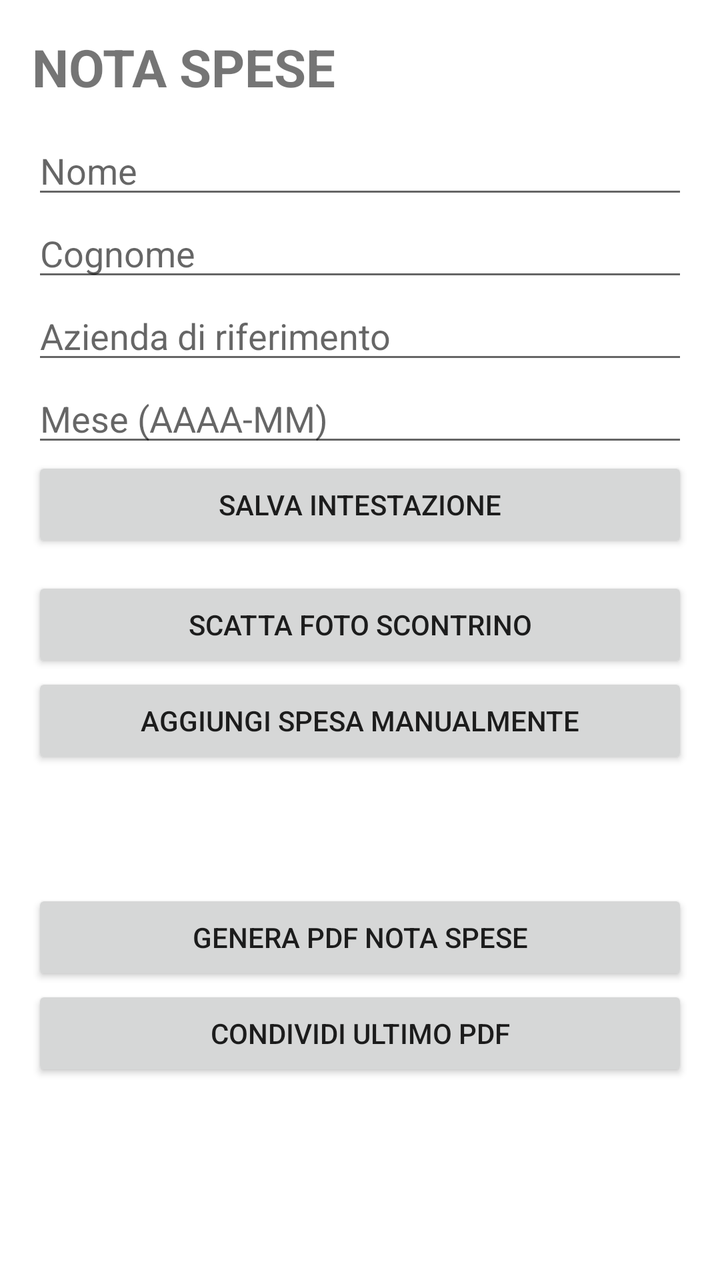
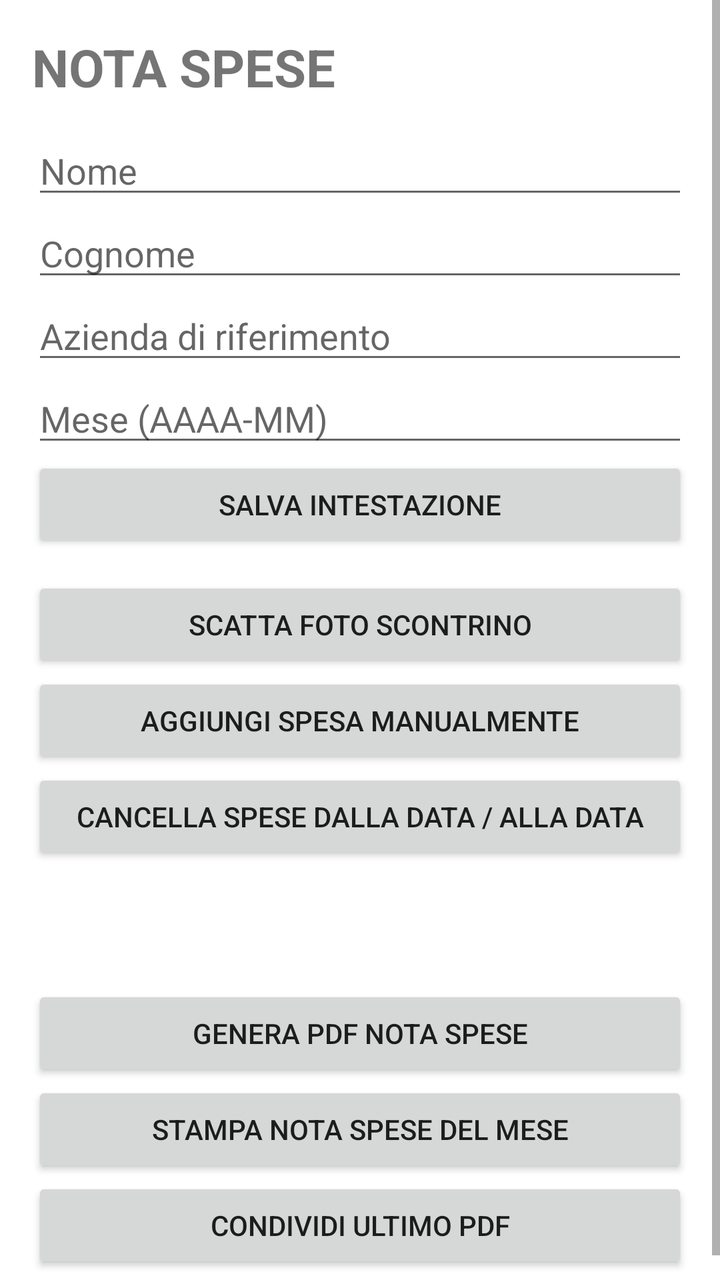

Compare the two renders of this Android layout. The source of the first and the diff that turns it into the second are given below.
<!-- AndroidManifest.xml: application theme Theme.NotaSpese -->
<!-- res/layout/activity_main.xml -->
<?xml version="1.0" encoding="utf-8"?>
<ScrollView xmlns:android="http://schemas.android.com/apk/res/android"
    android:layout_width="match_parent"
    android:layout_height="match_parent">
    <LinearLayout
        android:layout_width="match_parent"
        android:layout_height="wrap_content"
        android:orientation="vertical"
        android:padding="16dp">

        <TextView android:layout_width="wrap_content" android:layout_height="wrap_content"
            android:text="NOTA SPESE" android:textStyle="bold" android:textSize="26sp"
            android:layout_marginBottom="12dp"/>

        <EditText android:id="@+id/etNome" android:layout_width="match_parent"
            android:layout_height="wrap_content" android:hint="Nome"/>
        <EditText android:id="@+id/etCognome" android:layout_width="match_parent"
            android:layout_height="wrap_content" android:hint="Cognome"/>
        <EditText android:id="@+id/etAzienda" android:layout_width="match_parent"
            android:layout_height="wrap_content" android:hint="Azienda di riferimento"/>
        <EditText android:id="@+id/etMese" android:layout_width="match_parent"
            android:layout_height="wrap_content" android:hint="Mese (AAAA-MM)"/>

        <Button android:id="@+id/btnSalvaProfilo" android:layout_width="match_parent"
            android:layout_height="wrap_content" android:text="Salva intestazione"/>
        <Button android:id="@+id/btnFoto" android:layout_width="match_parent"
            android:layout_height="wrap_content" android:text="Scatta foto scontrino"
            android:layout_marginTop="12dp"/>
        <Button android:id="@+id/btnManuale" android:layout_width="match_parent"
            android:layout_height="wrap_content" android:text="Aggiungi spesa manualmente"/>

        <TextView android:id="@+id/tvTotali" android:layout_width="match_parent"
            android:layout_height="wrap_content" android:textStyle="bold"
            android:textSize="18sp" android:paddingTop="12dp" android:paddingBottom="8dp"/>

        <LinearLayout android:id="@+id/containerSpese" android:layout_width="match_parent"
            android:layout_height="wrap_content" android:orientation="vertical"/>

        <Button android:id="@+id/btnPdf" android:layout_width="match_parent"
            android:layout_height="wrap_content" android:text="Genera PDF nota spese"
            android:layout_marginTop="16dp"/>
        <Button android:id="@+id/btnCondividi" android:layout_width="match_parent"
            android:layout_height="wrap_content" android:text="Condividi ultimo PDF"/>
    </LinearLayout>
</ScrollView>
<!-- resources referenced by this layout -->
<resources>
  <style name="Theme.NotaSpese" parent="Theme.MaterialComponents.DayNight.NoActionBar">
          <item name="colorPrimary">#1F4E79</item>
          <item name="colorPrimaryVariant">#163A5C</item>
          <item name="colorOnPrimary">#FFFFFF</item>
      </style>
</resources>

<!-- the commit's change to res/layout/activity_main.xml (unified diff, before → after) -->
@@ -28,6 +28,8 @@
             android:layout_marginTop="12dp"/>
         <Button android:id="@+id/btnManuale" android:layout_width="match_parent"
             android:layout_height="wrap_content" android:text="Aggiungi spesa manualmente"/>
+        <Button android:id="@+id/btnEliminaPeriodo" android:layout_width="match_parent"
+            android:layout_height="wrap_content" android:text="Cancella spese dalla data / alla data"/>
 
         <TextView android:id="@+id/tvTotali" android:layout_width="match_parent"
             android:layout_height="wrap_content" android:textStyle="bold"
@@ -39,6 +41,8 @@
         <Button android:id="@+id/btnPdf" android:layout_width="match_parent"
             android:layout_height="wrap_content" android:text="Genera PDF nota spese"
             android:layout_marginTop="16dp"/>
+        <Button android:id="@+id/btnStampa" android:layout_width="match_parent"
+            android:layout_height="wrap_content" android:text="Stampa nota spese del mese"/>
         <Button android:id="@+id/btnCondividi" android:layout_width="match_parent"
             android:layout_height="wrap_content" android:text="Condividi ultimo PDF"/>
     </LinearLayout>
